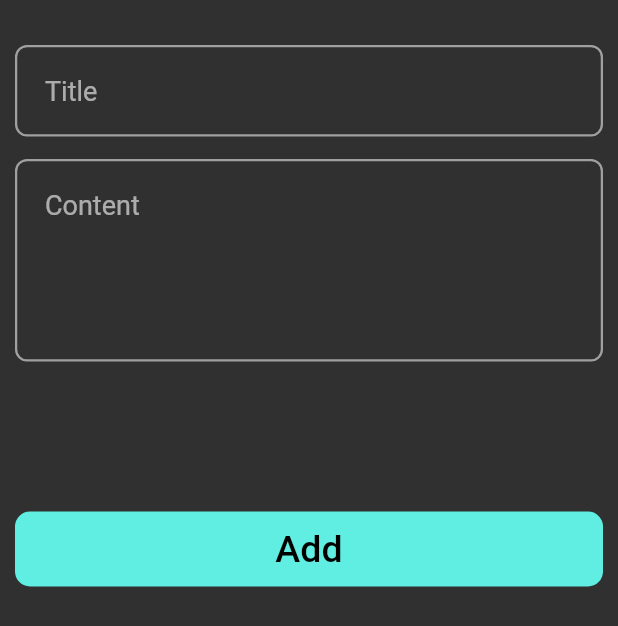
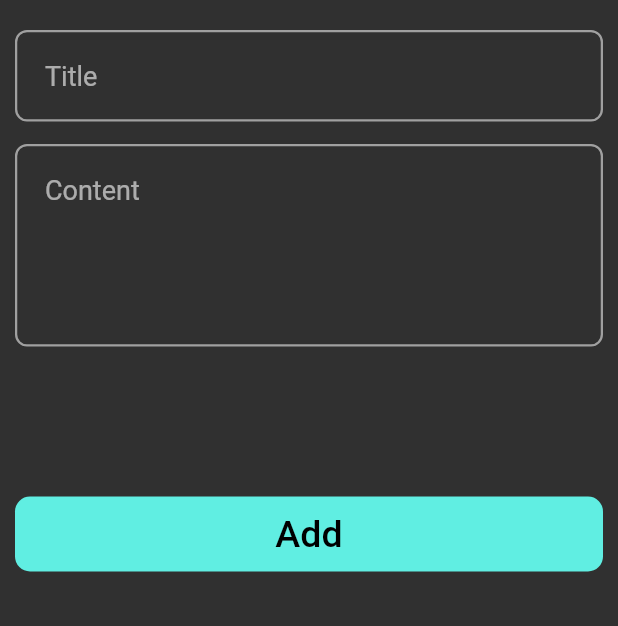
Before and after one commit to HazemAhmed3020/memories_app, a Flutter app: the AddNoteBottomSheet widget shown alone on an empty page, opened directly, on a phone screen of 412 x 824 dp. Shown: the top 626 px of the screen. Run offline on Flutter 3.47's test engine with Material 3 defaults, Android fonts, the phone set to English and light mode, and no system bars; drawn by our look-alikes of modal_progress_hud_nsn; our stand-ins replace flutter_bloc, hive, hive_flutter; accounts and stored records are empty.

```diff
--- a/lib/views/edite_note_view.dart
+++ b/lib/views/edite_note_view.dart
@@ -29,6 +29,7 @@ class _EditeNoteViewState extends State<EditeNoteView> {
                 onTap: () {
                   widget.note.title = title ?? widget.note.title;
                   widget.note.subtitle = content ?? widget.note.subtitle;
+                  widget.note.save();
                   BlocProvider.of<NotesCubit>(context).fetchAllNotes();
                   Navigator.pop(context);
                 }
--- a/lib/widgets/add_note_bottom_sheet.dart
+++ b/lib/widgets/add_note_bottom_sheet.dart
@@ -39,7 +39,11 @@ class _AddNoteBottomSheetState extends State<AddNoteBottomSheet> {
           child: ModalProgressHUD(
             inAsyncCall: state is AddNoteLoading? true : false,
             child: Padding(
-              padding: const EdgeInsets.all(10.0),
+              padding: EdgeInsets.only(
+                left: 10,
+                right: 10,
+                bottom: MediaQuery.of(context).viewInsets.bottom,
+              ),
               child: ListView(
                 children: [
                   Column(
```
